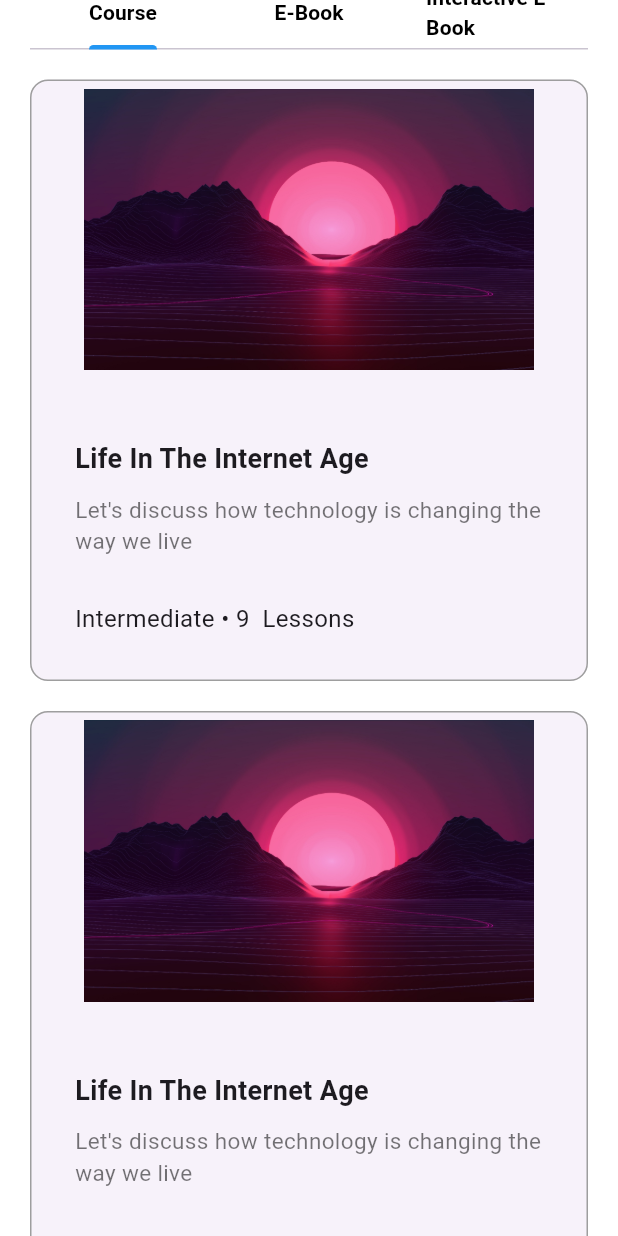
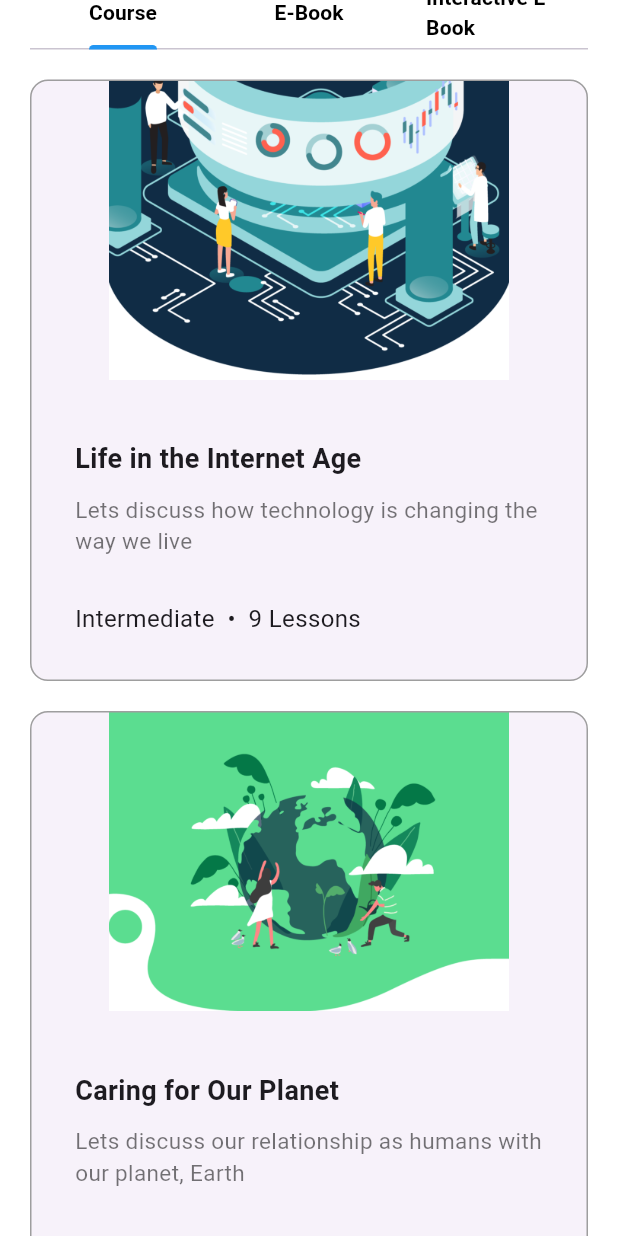
Before and after one commit to lyhai1502/AdvancedMobile_IndividualProject, a Flutter app: the CourseListScreen screen opened by its route, scrolled down 576 dp, on a phone screen of 412 x 824 dp. Run offline on Flutter 3.47's test engine with Material 3 defaults, Android fonts, the phone set to English and light mode, and no system bars; our stand-ins replace babstrap_settings_screen, cool_alert, flick_video_player, flutter_pw_validator, form_field_validator, multi_dropdown and 1 more; missing offline and left inert: booking_calendar.

Commit message:
create show courses list and show course detail function

```diff
--- a/lib/main.dart
+++ b/lib/main.dart
@@ -64,7 +64,6 @@ class MyAppState extends State<MyApp> {
             '/Home': (context) => const HomeScreen(),
             '/TutorList': (context) => const TutorListScreen(),
             '/CourseList': (context) => const CourseListScreen(),
-            '/CourseDetail': (context) => const CourseDetailScreen(),
             '/CourseLearnDetail': (context) => const CourseLearnDetailScreen(),
             '/Schedule': (context) => const ScheduleScreen(),
             '/History': (context) => const HistoryScreen(),
--- /dev/null
+++ b/lib/model/course.dart
@@ -0,0 +1,44 @@
+import 'package:my_app/model/topic.dart';
+
+class Course {
+  String id = '';
+  String name = '';
+  String image = '';
+  String description = '';
+  String target = '';
+  String todo = '';
+  String level = '';
+  // List<Topic> listTopics = [];
+  List<String> topics = [];
+
+  Course();
+
+  static Course createCourse(
+      String name,
+      String image,
+      String description,
+      String target,
+      String todo,
+      String level,
+      // List<Topic> listTopics,
+      List<String> topics) {
+    Course course = Course();
+    course.id = DateTime.now().millisecondsSinceEpoch.toString();
+    course.name = name;
+    course.image = image;
+    course.description = description;
+    course.target = target;
+    course.todo = todo;
+    course.level = level;
+    // course.listTopics = listTopics;
+    course.topics = topics;
+
+    return course;
+  }
+
+  @override
+  String toString() {
+    // TODO: implement toString
+    return 'name: $name';
+  }
+}
--- /dev/null
+++ b/lib/model/topic.dart
@@ -0,0 +1,7 @@
+class Topic {
+  late String id;
+  late String name;
+  late String pdf;
+
+  Topic();
+}
--- /dev/null
+++ b/lib/repository/course_repository.dart
@@ -0,0 +1,76 @@
+import 'package:flutter/cupertino.dart';
+import 'package:my_app/model/course.dart';
+import 'package:my_app/model/teacher.dart';
+
+class CourseRepository extends ChangeNotifier {
+  List<Course> list = [];
+
+  List<Teacher> filter = [];
+  String filterName = 'All';
+
+  void add(Course course) {
+    list.add(course);
+  }
+
+  void remove(Course course) {
+    list.remove(course);
+  }
+
+  Course? getTeacherById(String id) {
+    for (Course course in list) {
+      if (course.id == id) {
+        return course;
+      }
+    }
+    return null;
+  }
+
+  CourseRepository() {
+    list.add(Course.createCourse(
+        'Life in the Internet Age',
+        'lib/assets/images/course/course1.png',
+        'Lets discuss how technology is changing the way we live',
+        'Our world is rapidly changing thanks to new technology, and the vocabulary needed to discuss modern life is evolving almost daily. In this course you will learn the most up-to-date terminology from expertly crafted lessons as well from your native-speaking tutor.',
+        'You will learn vocabulary related to timely topics like remote work, artificial intelligence, online privacy, and more. In addition to discussion questions, you will practice intermediate level speaking tasks such as using data to describe trends.',
+        'Intermediate', [
+      'The Internet',
+      'Artificial Intelligence (AI)',
+      'Social Media',
+      'Internet Privacy',
+      'Live Streaming',
+      'Coding',
+      'Technology Transforming Healthcare',
+      'Smart Home Technology',
+      'Remote Work - A Dream Job?'
+    ]));
+    list.add(Course.createCourse(
+        'Caring for Our Planet',
+        'lib/assets/images/course/course2.png',
+        'Lets discuss our relationship as humans with our planet, Earth',
+        'As climate change and environmentalism become increasingly global issues, this topic appears often in international news and is relevant to many international industries.',
+        'This course covers intermediate level vocabulary related to sustainability and environmental science. In addition, you will complete technical tasks such as describing charts, analyzing data, and making estimations.',
+        'Intermediate', [
+      'Recycling for Sustainability',
+      'Renewable Energy Sources',
+      'Our Changing Climate',
+      'Pollution Solutions',
+      'The Zero Waste Movement',
+      'Engaging in Ecosystems',
+      'Exotic and Endangered Animals'
+    ]));
+    list.add(Course.createCourse(
+        'You Are What You Eat',
+        'lib/assets/images/course/course3.png',
+        'Lets discuss the many aspects of living a long, happy life',
+        '',
+        'Discuss topics related to physical, mental, and emotional health. Learn about other cultures along the way in friendly conversations with tutors.',
+        'Intermediate', [
+      'You Are What You Eat',
+      'Working Up A Sweat',
+      'Drink Up',
+      'Catching Some Z s',
+      'Chill Out',
+      'Look On The Bright Side'
+    ]));
+  }
+}
--- a/lib/screens/course_list.dart
+++ b/lib/screens/course_list.dart
@@ -1,6 +1,10 @@
 import 'package:flutter/material.dart';
 import 'package:flutter/cupertino.dart';
 import 'package:multi_dropdown/multiselect_dropdown.dart';
+import 'package:my_app/model/course.dart';
+import 'package:my_app/repository/course_repository.dart';
+import 'package:my_app/screens/course_detail.dart';
+import 'package:provider/provider.dart';
 
 class CourseListScreen extends StatefulWidget {
   const CourseListScreen({Key? key}) : super(key: key);
@@ -12,9 +16,15 @@ class CourseListScreen extends StatefulWidget {
 }
 
 class CourseScreenWidgetState extends State<CourseListScreen> {
+  final CourseRepository courseRepository = CourseRepository();
+
   @override
   Widget build(BuildContext context) {
-    return SingleChildScrollView(
+    return MultiProvider(
+      providers: [
+        ChangeNotifierProvider(create: (context) => courseRepository),
+      ],
+      child: SingleChildScrollView(
         child: Container(
           margin: const EdgeInsets.all(20),
           child: Column(
@@ -49,6 +59,7 @@ class CourseScreenWidgetState extends State<CourseListScreen> {
               const Padding(padding: EdgeInsets.symmetric(vertical: 10)),
               _buildTabBarView(),
             ],
+          ),
         ),
       ),
     );
@@ -167,8 +178,8 @@ class CourseScreenWidgetState extends State<CourseListScreen> {
               child: TabBarView(
                 children: [
                   _buildCourseList(),
-                  const Text("It's rainy here"),
-                  const Text("It's sunny here"),
+                  _buildCourseList(),
+                  _buildCourseList(),
                 ],
               ),
             ),
@@ -181,10 +192,14 @@ class CourseScreenWidgetState extends State<CourseListScreen> {
   Widget _buildCourseList() {
     return Column(
       children: [
-        for (var i = 0; i < 9; i++)
+        for (Course course in courseRepository.list)
           GestureDetector(
             onTap: () {
-              Navigator.pushNamed(context, '/CourseDetail');
+              Navigator.push(
+                  context,
+                  MaterialPageRoute(
+                      builder: (context) =>
+                          CourseDetailScreen(course: course)));
             },
             child: Card(
               margin: const EdgeInsets.only(top: 20),
@@ -201,38 +216,38 @@ class CourseScreenWidgetState extends State<CourseListScreen> {
                       child: SizedBox(
                         height: 200,
                         width: 300,
-                        child: Image.asset('lib/assets/images/bg.png'),
+                        child: Image.asset(course.image),
                       ),
                     ),
                     const Padding(padding: EdgeInsets.symmetric(vertical: 5)),
                     Container(
                       margin: const EdgeInsets.all(30),
-                      child: const Column(
+                      child: Column(
                         crossAxisAlignment: CrossAxisAlignment.start,
                         children: [
                           Text(
-                            "Life In The Internet Age",
-                            style: TextStyle(
+                            course.name,
+                            style: const TextStyle(
                               fontSize: 18,
                               fontWeight: FontWeight.bold,
                             ),
                           ),
-                          Padding(
+                          const Padding(
                             padding: EdgeInsets.symmetric(vertical: 5),
                           ),
                           Text(
-                            "Let's discuss how technology is changing the way we live",
-                            style: TextStyle(
+                            course.description,
+                            style: const TextStyle(
                               color: Colors.black54,
                               fontSize: 15,
                             ),
                           ),
-                          Padding(
+                          const Padding(
                             padding: EdgeInsets.symmetric(vertical: 15),
                           ),
                           Text(
-                            "Intermediate • 9  Lessons",
-                            style: TextStyle(
+                            '${course.level}  •  ${course.topics.length} Lessons',
+                            style: const TextStyle(
                               fontSize: 16,
                             ),
                           ),
--- a/pubspec.yaml
+++ b/pubspec.yaml
@@ -75,6 +75,7 @@ flutter:
     - lib/assets/icons/user/avatar/
     - lib/assets/icons/navbar/
     - lib/assets/images/
+    - lib/assets/images/course/
 
   # An image asset can refer to one or more resolution-specific "variants", see
   # https://flutter.dev/assets-and-images/#resolution-aware
```
Also changed, not shown: lib/screens/course_detail.dart (+26 -31 lines), lib/assets/images/course/course1.png (added), lib/assets/images/course/course2.png (added), lib/assets/images/course/course3.png (added). Lines whose indentation alone changed are shown as unchanged.
